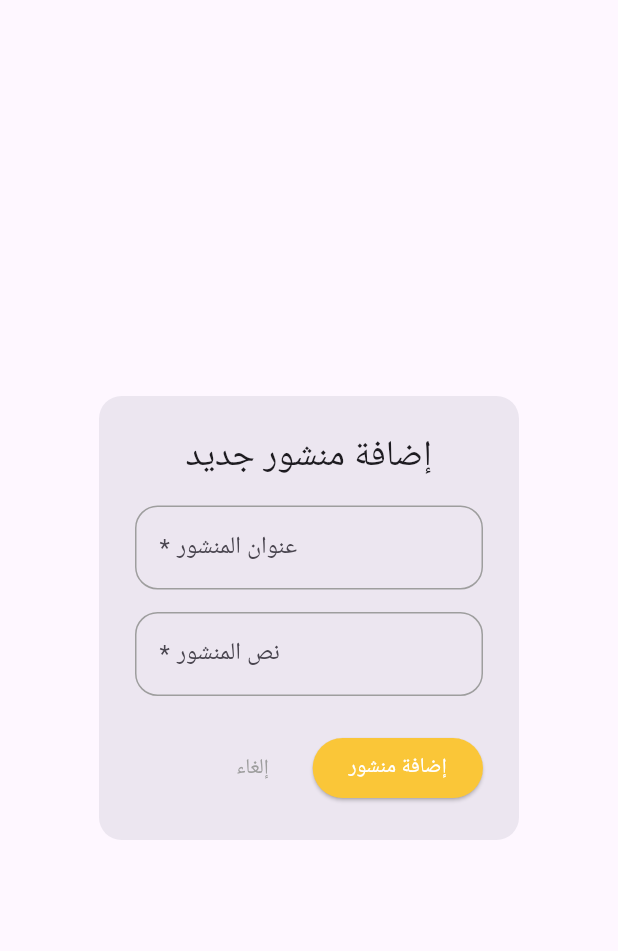
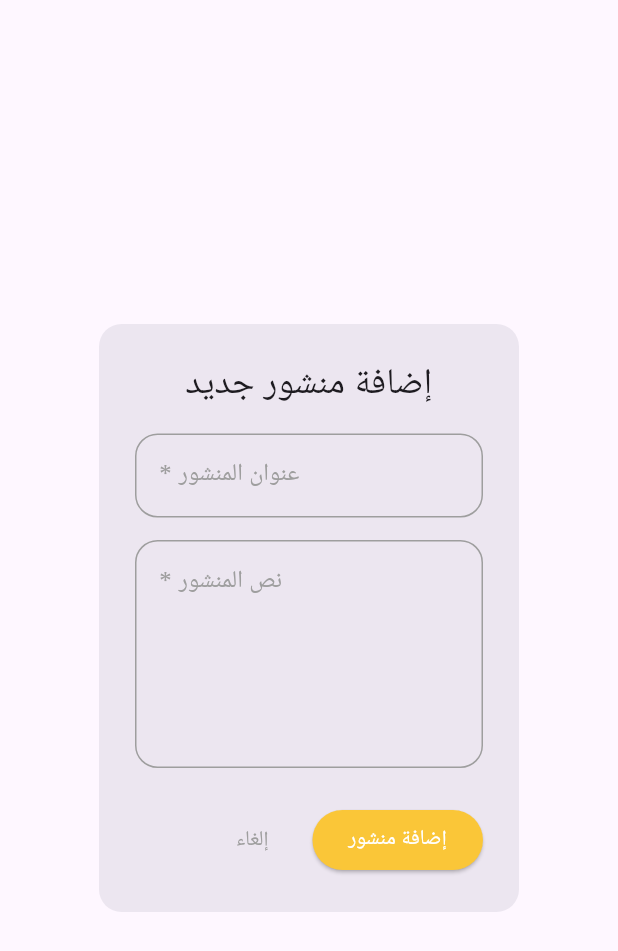
Before and after one commit to ahmad20rihawi03jalab/tecnova_api_project, a Flutter app: the PostDialog widget shown alone on an empty page, opened directly, on a phone screen of 412 x 824 dp. Shown: the top 951 px of the screen. Run offline on Flutter 3.47's test engine with Material 3 defaults, Android fonts, the phone set to English and light mode, and no system bars; our stand-ins replace dio, flutter_bloc, google_fonts; network calls fail.

Commit message:
Refactor: separate dialogs, improve theme, and enhance textfield flexibility

```diff
--- a/lib/features/home/widgets/add_post.dart
+++ b/lib/features/home/widgets/add_post.dart
@@ -13,12 +13,14 @@ class PostDialog extends StatefulWidget {
 
 class _PostDialogState extends State<PostDialog> {
   final GlobalKey<FormState> _formKey = GlobalKey<FormState>();
-  final TextEditingController _titleController = TextEditingController();
-  final TextEditingController _bodyController = TextEditingController();
+  late TextEditingController _titleController;
+  late TextEditingController _bodyController;
 
   @override
   void initState() {
     super.initState();
+    _titleController = TextEditingController();
+    _bodyController = TextEditingController();
   }
 
   @override
@@ -31,10 +33,10 @@ class _PostDialogState extends State<PostDialog> {
   @override
   Widget build(BuildContext context) {
     return AlertDialog(
+      scrollable: true,
       shape: RoundedRectangleBorder(borderRadius: BorderRadius.circular(15)),
-      title: Text("إضافة منشور جديد", textAlign: TextAlign.center),
-      content: SingleChildScrollView(
-        child: Form(
+      title: const Text("إضافة منشور جديد", textAlign: TextAlign.center),
+      content: Form(
         key: _formKey,
         child: Column(
           mainAxisSize: MainAxisSize.min,
@@ -53,9 +55,9 @@ class _PostDialogState extends State<PostDialog> {
               (value) => (value == null || value.trim().isEmpty)
                   ? "يجب تعبئة نص المنشور"
                   : null,
+              minLines: 5,
             ),
           ],
-          ),
         ),
       ),
       actions: [
@@ -68,9 +70,9 @@ class _PostDialogState extends State<PostDialog> {
             backgroundColor: const Color(0xfffac638),
           ),
           onPressed: () => _submitData(context),
-          child: Text(
+          child: const Text(
             "إضافة منشور",
-            style: const TextStyle(color: Colors.white),
+            style: TextStyle(color: Colors.white),
           ),
         ),
       ],
@@ -81,12 +83,16 @@ class _PostDialogState extends State<PostDialog> {
     TextEditingController controller,
     String label,
     String? Function(String?)? validator, {
-    bool isNumber = false,
+    int? minLines,
   }) {
     return TextFormField(
       controller: controller,
+      maxLines: null,
+      minLines: minLines ?? 1,
       decoration: InputDecoration(
         labelText: label,
+        labelStyle: const TextStyle(color: Colors.grey),
+
         border: const OutlineInputBorder(),
         enabledBorder: OutlineInputBorder(
           borderRadius: BorderRadius.circular(15),
@@ -96,13 +102,8 @@ class _PostDialogState extends State<PostDialog> {
           borderRadius: BorderRadius.circular(15),
           borderSide: const BorderSide(color: Colors.black, width: 1.5),
         ),
+        alignLabelWithHint: true,
       ),
-      keyboardType: isNumber
-          ? const TextInputType.numberWithOptions(decimal: true)
-          : null,
-      inputFormatters: isNumber
-          ? [FilteringTextInputFormatter.allow(RegExp(r'^\d*\.?\d*'))]
-          : null,
       validator: validator,
     );
   }
--- a/lib/my_app.dart
+++ b/lib/my_app.dart
@@ -1,5 +1,6 @@
 import 'package:flutter/material.dart';
 import 'package:flutter_bloc/flutter_bloc.dart';
+import 'package:google_fonts/google_fonts.dart';
 import 'features/home/bloc/posts_cupit/post_cupit.dart';
 import 'features/home/home_page.dart';
 
@@ -9,7 +10,10 @@ class MyApp extends StatelessWidget {
   @override
   Widget build(BuildContext context) {
     return MaterialApp(
-      title: 'My App',
+      theme: ThemeData(
+        useMaterial3: true,
+        textTheme: GoogleFonts.notoSerifTextTheme(Theme.of(context).textTheme),
+      ),
       home: BlocProvider(
         create: (context) => PostsCubit()..getPosts(),
         child: const HomePage(),
```
Also changed, not shown: lib/features/home/home_page.dart (+6 -19 lines), lib/features/home/widgets/delete_post.dart (added, +34 -0 lines). Lines whose indentation alone changed are shown as unchanged.
